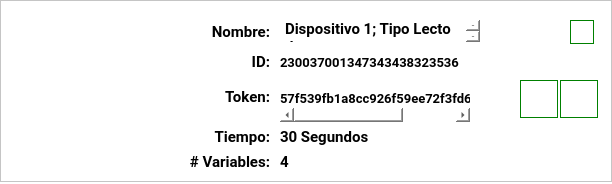
Old version of the form app/forms/Widgets/DispositivoWidget.ui in the repository AlejandroA714/scada-desktop.
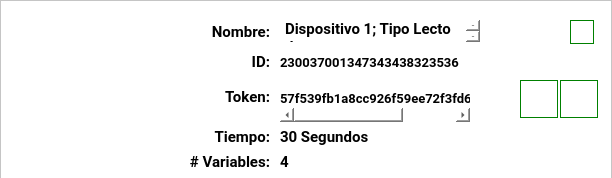
New version of the form. Icons and pictures are not drawn.

```diff
--- a/app/forms/Widgets/DispositivoWidget.ui
+++ b/app/forms/Widgets/DispositivoWidget.ui
@@ -10,7 +10,7 @@
     <x>0</x>
     <y>0</y>
     <width>612</width>
-    <height>184</height>
+    <height>178</height>
    </rect>
   </property>
   <property name="windowTitle">
@@ -25,7 +25,7 @@
      <x>0</x>
      <y>0</y>
      <width>612</width>
-     <height>182</height>
+     <height>195</height>
     </rect>
    </property>
    <property name="minimumSize">
```
